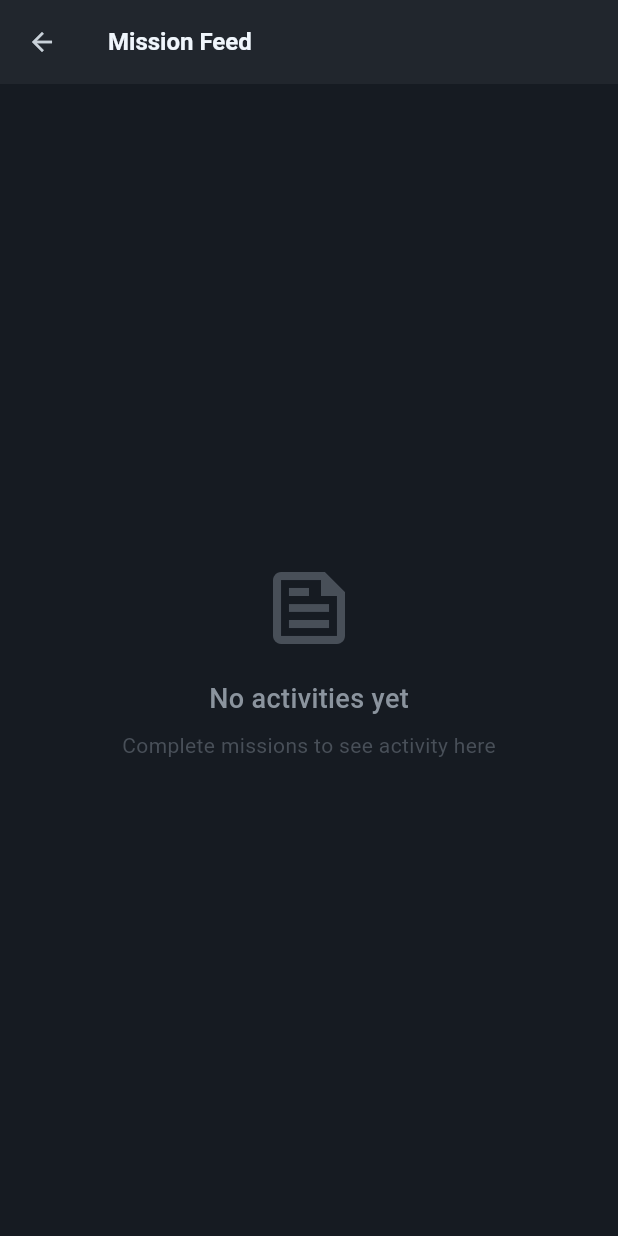
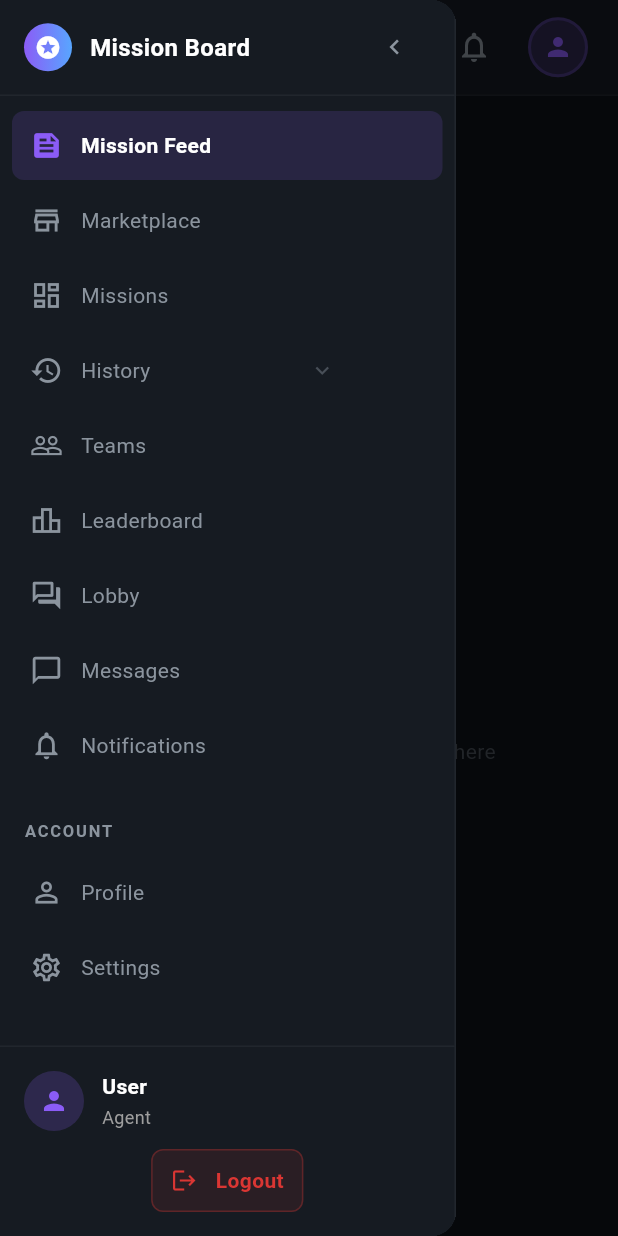
Before and after one commit to chromex21/mission-board, a Flutter app: the MissionFeedView screen opened by its route, with the side drawer open (before the commit the screen has no drawer), on a phone screen of 412 x 824 dp. Run offline on Flutter 3.47's test engine with Material 3 defaults, Android fonts, the light colour scheme and no system bars; our stand-ins replace audioplayers, cloud_firestore, emoji_picker_flutter, file_picker, firebase_auth, firebase_core and 4 more; missing offline and left inert: record; accounts and stored records are empty.

Commit message:
fix: Add Mission Feed and Marketplace navigation

```diff
--- a/lib/routes/app_routes.dart
+++ b/lib/routes/app_routes.dart
@@ -58,7 +58,9 @@ class AppRoutes {
       case AppRoutes.missionFeed:
         return MaterialPageRoute(builder: (_) => const MissionFeedView());
       case AppRoutes.missionMarketplace:
-        return MaterialPageRoute(builder: (_) => const MissionMarketplaceView());
+        return MaterialPageRoute(
+          builder: (_) => const MissionMarketplaceView(),
+        );
       case AppRoutes.createMission:
         return MaterialPageRoute(builder: (_) => const CreateMissionView());
       case AppRoutes.createTeamMission:
--- a/lib/views/common/home_screen.dart
+++ b/lib/views/common/home_screen.dart
@@ -4,6 +4,8 @@ import '../../providers/auth_provider.dart';
 import '../worker/mission_board_screen.dart';
 import '../worker/history_screen.dart';
 import '../worker/leaderboard_screen.dart';
+import '../worker/mission_feed_view.dart';
+import '../worker/mission_marketplace_view.dart';
 import '../team/teams_screen.dart';
 import '../admin/admin_panel_screen.dart';
 import 'profile_screen.dart';
@@ -31,6 +33,10 @@ class _HomeScreenState extends State<HomeScreen> {
     final authProvider = Provider.of<AuthProvider>(context, listen: false);
 
     switch (_currentRoute) {
+      case '/mission-feed':
+        return MissionFeedView(onNavigate: _handleNavigation);
+      case '/mission-marketplace':
+        return MissionMarketplaceView(onNavigate: _handleNavigation);
       case '/missions':
         return MissionBoardScreen(onNavigate: _handleNavigation);
       case '/missions/history':
--- a/lib/views/worker/mission_feed_view.dart
+++ b/lib/views/worker/mission_feed_view.dart
@@ -4,9 +4,12 @@ import '../../core/theme/app_theme.dart';
 import '../../models/mission_activity_model.dart';
 import '../../providers/mission_feed_provider.dart';
 import '../../providers/auth_provider.dart';
+import '../../widgets/layout/app_layout.dart';
 
 class MissionFeedView extends StatefulWidget {
-  const MissionFeedView({super.key});
+  final Function(String)? onNavigate;
+
+  const MissionFeedView({super.key, this.onNavigate});
 
   @override
   State<MissionFeedView> createState() => _MissionFeedViewState();
@@ -40,14 +43,11 @@ class _MissionFeedViewState extends State<MissionFeedView> {
 
   @override
   Widget build(BuildContext context) {
-    return Scaffold(
-      backgroundColor: AppTheme.grey900,
-      appBar: AppBar(
-        backgroundColor: AppTheme.grey800,
-        title: const Text('Mission Feed'),
-        elevation: 0,
-      ),
-      body: Consumer<MissionFeedProvider>(
+    return AppLayout(
+      currentRoute: '/mission-feed',
+      title: 'Mission Feed',
+      onNavigate: widget.onNavigate ?? (route) {},
+      child: Consumer<MissionFeedProvider>(
         builder: (context, feedProvider, child) {
           if (feedProvider.isLoading && feedProvider.activities.isEmpty) {
             return Center(
```
Also changed, not shown: lib/views/worker/create_mission_view.dart (+5 -4 lines), lib/views/worker/mission_marketplace_view.dart (+28 -11 lines).
